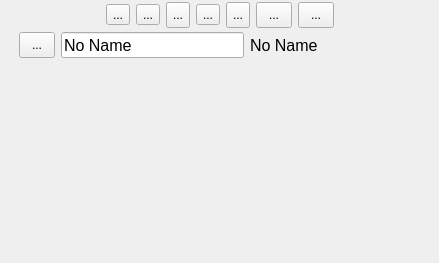
Before: the Qt Designer form Include/imtgui/CCustomLayoutWidgetForm.ui in ImagingTools/ImtCore, drawn with Qt 5.
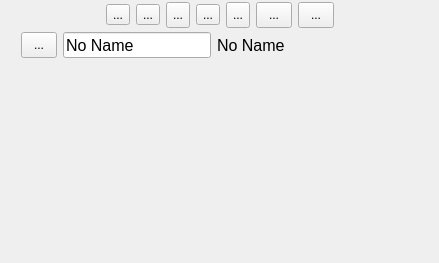
After: the same form once the commit is applied. Icons and pictures are not drawn.

Commit message: Title align for Layout Manager

What changed in the file:
```diff
--- a/Include/imtgui/CCustomLayoutWidgetForm.ui
+++ b/Include/imtgui/CCustomLayoutWidgetForm.ui
@@ -295,6 +295,22 @@
       <property name="bottomMargin">
        <number>2</number>
       </property>
+      <item>
+       <spacer name="TitleSpacerLeft">
+        <property name="orientation">
+         <enum>Qt::Horizontal</enum>
+        </property>
+        <property name="sizeType">
+         <enum>QSizePolicy::Minimum</enum>
+        </property>
+        <property name="sizeHint" stdset="0">
+         <size>
+          <width>2</width>
+          <height>20</height>
+         </size>
+        </property>
+       </spacer>
+      </item>
       <item>
        <widget class="QLabel" name="titleIcon">
         <property name="sizePolicy">
@@ -348,7 +364,7 @@
       <item>
        <widget class="QLabel" name="titleName">
         <property name="sizePolicy">
-         <sizepolicy hsizetype="Expanding" vsizetype="Preferred">
+         <sizepolicy hsizetype="Minimum" vsizetype="Preferred">
           <horstretch>0</horstretch>
           <verstretch>0</verstretch>
          </sizepolicy>
@@ -363,6 +379,22 @@
         </property>
        </widget>
       </item>
+      <item>
+       <spacer name="TitleSpacerRight">
+        <property name="orientation">
+         <enum>Qt::Horizontal</enum>
+        </property>
+        <property name="sizeType">
+         <enum>QSizePolicy::Expanding</enum>
+        </property>
+        <property name="sizeHint" stdset="0">
+         <size>
+          <width>2</width>
+          <height>20</height>
+         </size>
+        </property>
+       </spacer>
+      </item>
      </layout>
     </widget>
    </item>
```
The commit also changes 2 other files.
